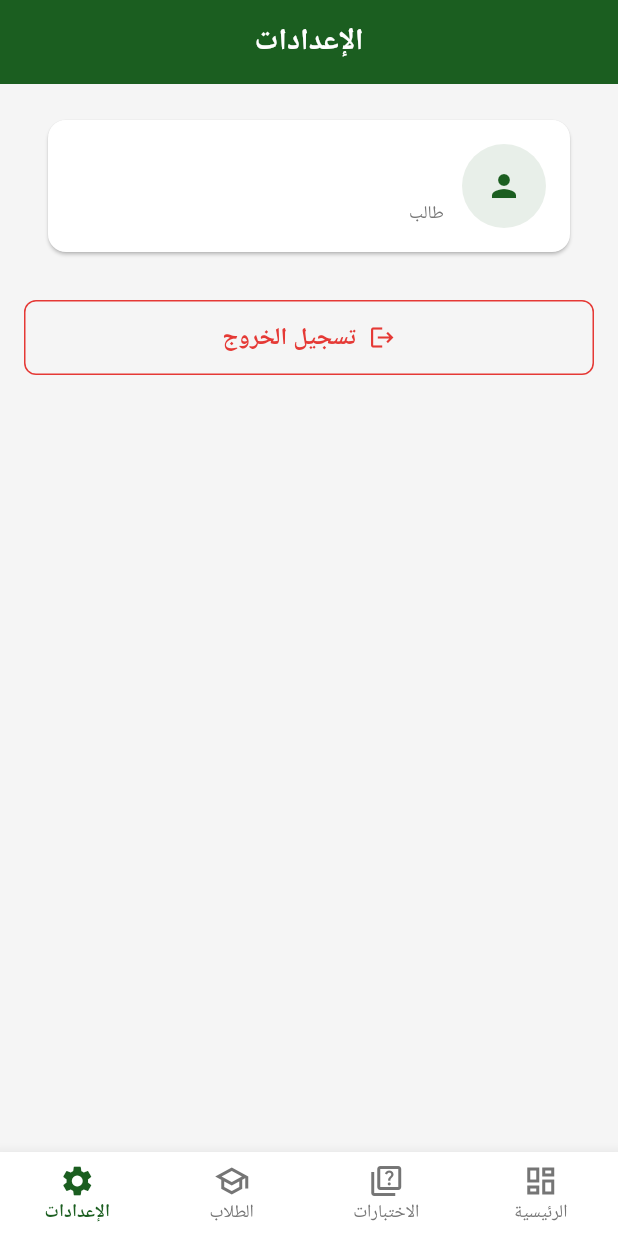
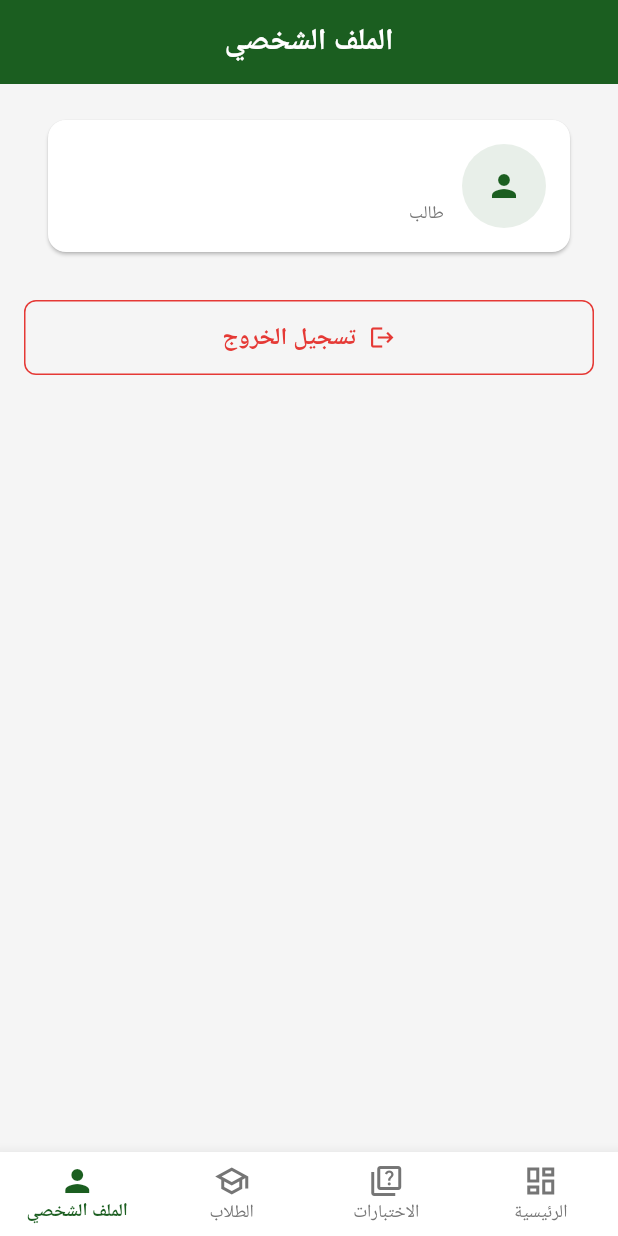
Before and after one commit to hibrahem/AlRasikhoon, a Flutter app: the SettingsScreen screen opened by its route, on a phone screen of 412 x 824 dp. Run offline on Flutter 3.47's test engine with Material 3 defaults, Android fonts, the phone set to English and light mode, and no system bars; our stand-ins replace cloud_firestore, cloud_functions, connectivity_plus, firebase_auth, firebase_core, flutter_riverpod and 4 more; accounts and stored records are empty; Roboto replaces fonts that are missing (Cairo).

Commit message:
feat(profile): rename account tab and screen to الملف الشخصي

```diff
--- a/lib/features/settings/screens/settings_screen.dart
+++ b/lib/features/settings/screens/settings_screen.dart
@@ -24,7 +24,7 @@ class SettingsScreen extends ConsumerWidget {
     }
 
     return Scaffold(
-      appBar: AppBar(title: const Text('الإعدادات')),
+      appBar: AppBar(title: const Text('الملف الشخصي')),
       body: ListView(
         padding: const EdgeInsets.all(16),
         children: [
--- a/lib/shared/widgets/nav_destinations.dart
+++ b/lib/shared/widgets/nav_destinations.dart
@@ -78,9 +78,9 @@ List<NavDestination> destinationsFor(UserRole role) {
           rootPath: AppRoutes.supervisorStudents,
         ),
         NavDestination(
-          icon: Icons.settings_outlined,
-          activeIcon: Icons.settings,
-          label: 'الإعدادات',
+          icon: Icons.person_outline,
+          activeIcon: Icons.person,
+          label: 'الملف الشخصي',
           rootPath: AppRoutes.supervisorSettings,
         ),
       ];
@@ -103,9 +103,9 @@ List<NavDestination> destinationsFor(UserRole role) {
           rootPath: AppRoutes.teacherHistory,
         ),
         NavDestination(
-          icon: Icons.settings_outlined,
-          activeIcon: Icons.settings,
-          label: 'الإعدادات',
+          icon: Icons.person_outline,
+          activeIcon: Icons.person,
+          label: 'الملف الشخصي',
           rootPath: AppRoutes.teacherSettings,
         ),
       ];
@@ -132,9 +132,9 @@ List<NavDestination> destinationsFor(UserRole role) {
           rootPath: AppRoutes.sessionHistory,
         ),
         NavDestination(
-          icon: Icons.settings_outlined,
-          activeIcon: Icons.settings,
-          label: 'الإعدادات',
+          icon: Icons.person_outline,
+          activeIcon: Icons.person,
+          label: 'الملف الشخصي',
           rootPath: AppRoutes.studentSettings,
         ),
       ];
```
Also changed, not shown: 1 other file.
